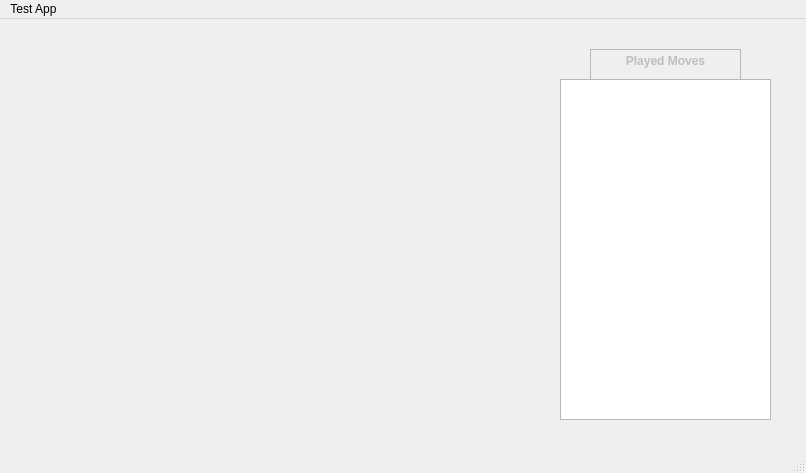
This is mainwindow.ui in Jellyfish25/Chess_Game as Qt 5 draws it before an edit. The edited form follows.
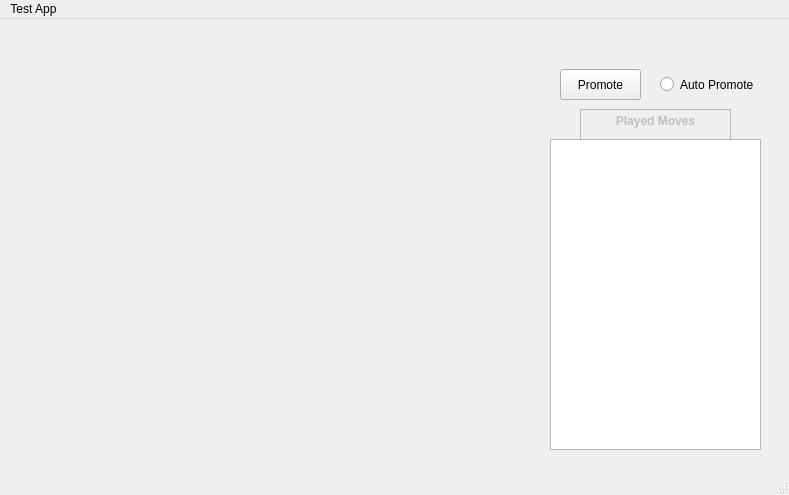
This is the edited form.

Commit message: incorporated manual + auto pawn promotion

The edit to the form file:
```diff
--- a/mainwindow.ui
+++ b/mainwindow.ui
@@ -6,8 +6,8 @@
    <rect>
     <x>0</x>
     <y>0</y>
-    <width>806</width>
-    <height>473</height>
+    <width>789</width>
+    <height>495</height>
    </rect>
   </property>
   <property name="windowTitle">
@@ -17,8 +17,8 @@
    <widget class="QWidget" name="gridLayoutWidget">
     <property name="geometry">
      <rect>
-      <x>190</x>
-      <y>60</y>
+      <x>120</x>
+      <y>90</y>
       <width>331</width>
       <height>341</height>
      </rect>
@@ -28,10 +28,10 @@
    <widget class="QListView" name="listView">
     <property name="geometry">
      <rect>
-      <x>560</x>
-      <y>60</y>
+      <x>550</x>
+      <y>120</y>
       <width>211</width>
-      <height>341</height>
+      <height>311</height>
      </rect>
     </property>
    </widget>
@@ -41,8 +41,8 @@
     </property>
     <property name="geometry">
      <rect>
-      <x>590</x>
-      <y>30</y>
+      <x>580</x>
+      <y>90</y>
       <width>151</width>
       <height>31</height>
      </rect>
@@ -58,13 +58,56 @@
 &lt;p align=&quot;center&quot; style=&quot; margin-top:0px; margin-bottom:0px; margin-left:0px; margin-right:0px; -qt-block-indent:0; text-indent:0px;&quot;&gt;&lt;span style=&quot; font-weight:700;&quot;&gt;Played Moves&lt;/span&gt;&lt;/p&gt;&lt;/body&gt;&lt;/html&gt;</string>
     </property>
    </widget>
+   <widget class="QWidget" name="horizontalLayoutWidget">
+    <property name="geometry">
+     <rect>
+      <x>560</x>
+      <y>0</y>
+      <width>201</width>
+      <height>41</height>
+     </rect>
+    </property>
+    <layout class="QHBoxLayout" name="horizontalLayout"/>
+   </widget>
+   <widget class="QPushButton" name="pushButton">
+    <property name="geometry">
+     <rect>
+      <x>560</x>
+      <y>50</y>
+      <width>81</width>
+      <height>31</height>
+     </rect>
+    </property>
+    <property name="text">
+     <string>Promote</string>
+    </property>
+   </widget>
+   <widget class="QRadioButton" name="radioButton">
+    <property name="geometry">
+     <rect>
+      <x>660</x>
+      <y>50</y>
+      <width>121</width>
+      <height>31</height>
+     </rect>
+    </property>
+    <property name="acceptDrops">
+     <bool>false</bool>
+    </property>
+    <property name="autoFillBackground">
+     <bool>false</bool>
+    </property>
+    <property name="text">
+     <string>Auto Promote</string>
+    </property>
+   </widget>
   </widget>
   <widget class="QMenuBar" name="menubar">
    <property name="geometry">
     <rect>
      <x>0</x>
      <y>0</y>
-     <width>806</width>
+     <width>789</width>
      <height>26</height>
     </rect>
    </property>
```
The commit also changes 7 other files.
